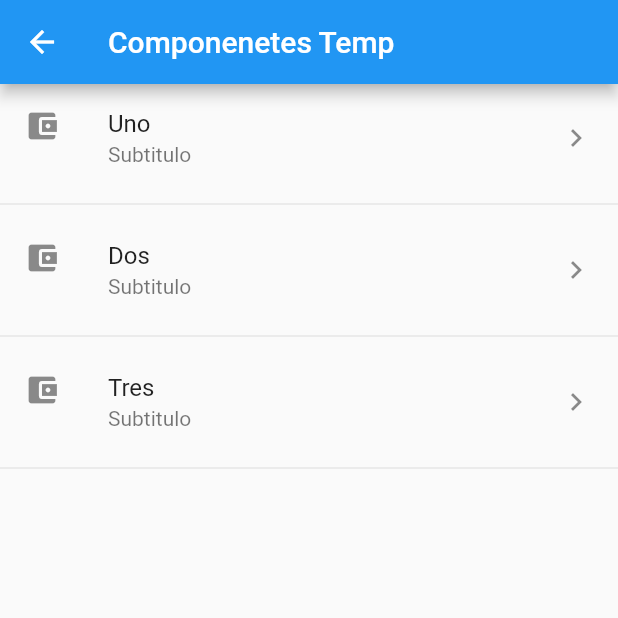
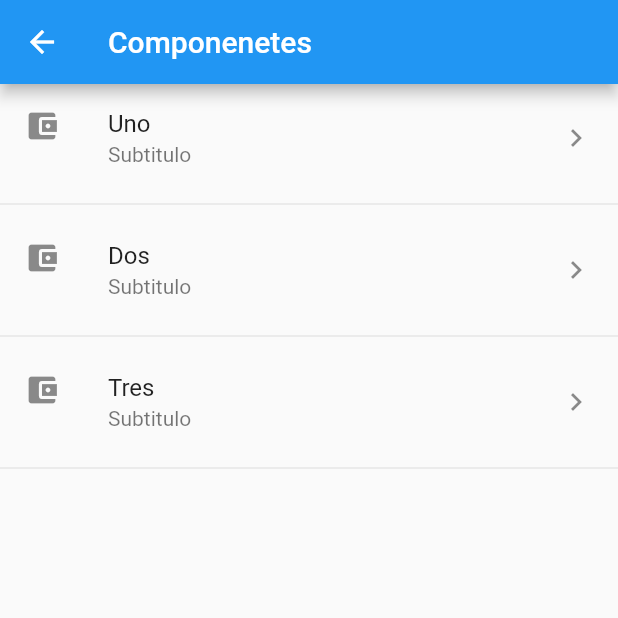
Before and after one commit to andirsun/flutter-components, a Flutter app: the HomePageTemp screen opened directly, on a phone screen of 412 x 824 dp, the top half of it. Run offline on Flutter 3.47's test engine with Material 2 defaults, Android fonts, the phone set to English and light mode, and no system bars.

Commit message:
chore(): improve docs

```diff
--- a/lib/src/pages/home-temp.dart
+++ b/lib/src/pages/home-temp.dart
@@ -1,11 +1,15 @@
+//FLutter dependencies
 import 'package:flutter/material.dart';
+
 class HomePageTemp extends StatelessWidget {
-  final opciones = ["Uno","Dos","Tres"];//debe ser una propiedad final por que estoy dentro de un StatlesWidget
+  //debe ser una propiedad final por que estoy dentro de un StatlesWidget
+  final options = ["Uno","Dos","Tres"];
+
   @override
   Widget build(BuildContext context) {
     return Scaffold(
       appBar: AppBar(
-        title: Text('Componenetes Temp'),
+        title: Text('Componenetes'),
       ),
       body:ListView(
         children: _crearItems()//retorno una lista de items
@@ -15,7 +19,7 @@ class HomePageTemp extends StatelessWidget {
 
 
   List<Widget> _crearItems(){ //opcion 2 para una funcion que retorne una lista widgets
-    return opciones.map((item){
+    return options.map((item){
       return Column(
         children: <Widget>[
           ListTile(
```
